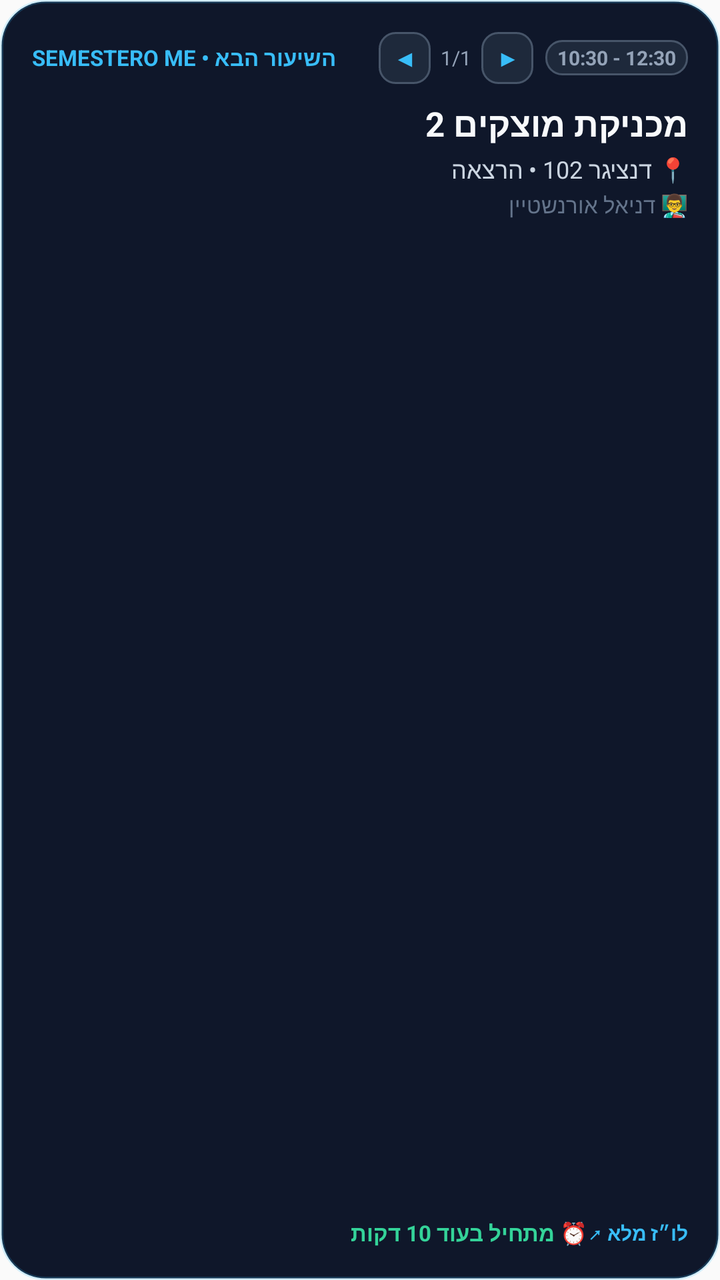
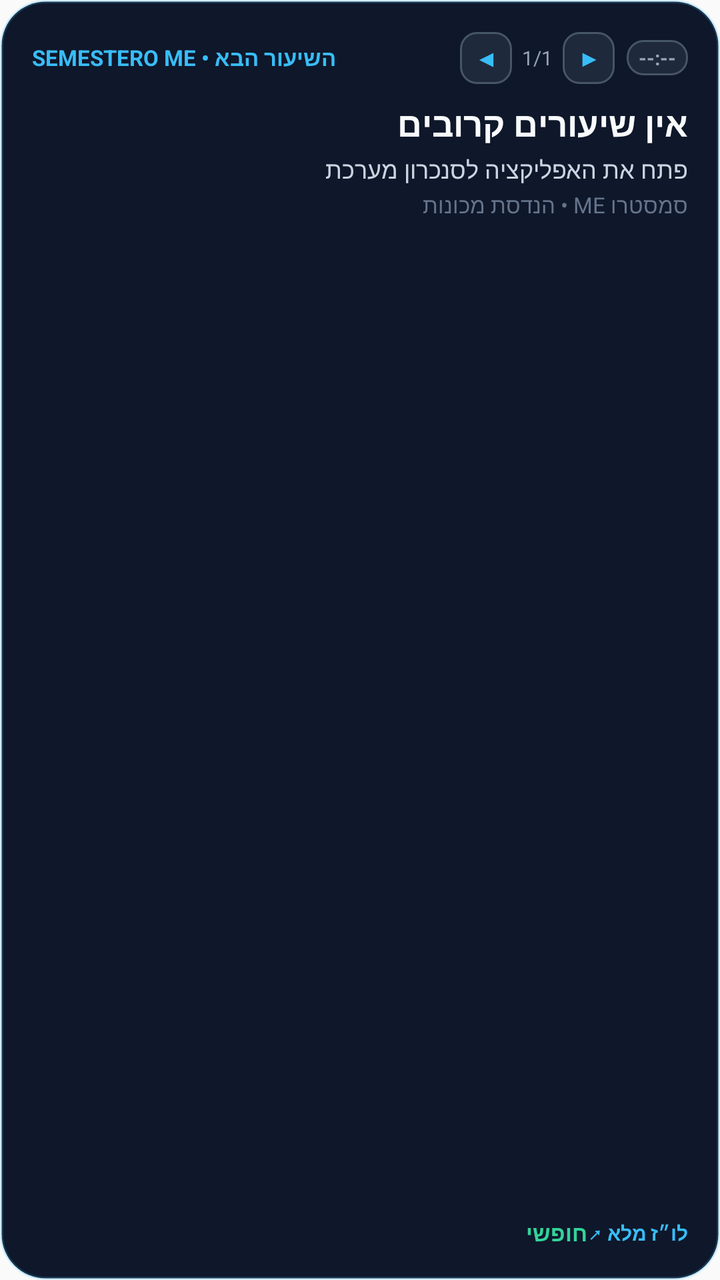

An Android layout rendered at two revisions. The XML below is the earlier revision; the diff shows what the commit changed to produce the second picture.
<!-- AndroidManifest.xml: application theme AppTheme -->
<!-- res/layout/widget_next_class.xml -->
<?xml version="1.0" encoding="utf-8"?>
<LinearLayout xmlns:android="http://schemas.android.com/apk/res/android"
    android:id="@+id/widget_root"
    android:layout_width="match_parent"
    android:layout_height="match_parent"
    android:background="@drawable/widget_card_bg"
    android:orientation="vertical"
    android:padding="16dp">

    
    <LinearLayout
        android:layout_width="match_parent"
        android:layout_height="wrap_content"
        android:orientation="horizontal"
        android:gravity="center_vertical">

        <TextView
            android:id="@+id/widget_app_tag"
            android:layout_width="0dp"
            android:layout_height="wrap_content"
            android:layout_weight="1"
            android:text="SEMESTERO ME • השיעור הבא"
            android:textColor="#38bdf8"
            android:textSize="11sp"
            android:textStyle="bold" />

        
        <LinearLayout
            android:layout_width="wrap_content"
            android:layout_height="wrap_content"
            android:orientation="horizontal"
            android:gravity="center_vertical">

            <TextView
                android:id="@+id/btn_prev_class"
                android:layout_width="26dp"
                android:layout_height="26dp"
                android:background="@drawable/widget_badge_bg"
                android:gravity="center"
                android:text="◀"
                android:textColor="#38bdf8"
                android:textSize="11sp"
                android:textStyle="bold" />

            <TextView
                android:id="@+id/widget_class_page"
                android:layout_width="wrap_content"
                android:layout_height="wrap_content"
                android:layout_marginLeft="5dp"
                android:layout_marginRight="5dp"
                android:text="1/1"
                android:textColor="#94a3b8"
                android:textSize="10sp" />

            <TextView
                android:id="@+id/btn_next_class"
                android:layout_width="26dp"
                android:layout_height="26dp"
                android:background="@drawable/widget_badge_bg"
                android:gravity="center"
                android:text="▶"
                android:textColor="#38bdf8"
                android:textSize="11sp"
                android:textStyle="bold" />

            <TextView
                android:id="@+id/widget_time_badge"
                android:layout_width="wrap_content"
                android:layout_height="wrap_content"
                android:layout_marginLeft="6dp"
                android:background="@drawable/widget_badge_bg"
                android:paddingLeft="6dp"
                android:paddingRight="6dp"
                android:paddingTop="2dp"
                android:paddingBottom="2dp"
                android:text="10:30 - 12:30"
                android:textColor="#94a3b8"
                android:textSize="10sp"
                android:textStyle="bold" />
        </LinearLayout>
    </LinearLayout>

    
    <TextView
        android:id="@+id/widget_course_title"
        android:layout_width="match_parent"
        android:layout_height="wrap_content"
        android:layout_marginTop="8dp"
        android:text="מכניקת מוצקים 2"
        android:textColor="#f8fafc"
        android:textSize="17sp"
        android:textStyle="bold"
        android:maxLines="2"
        android:ellipsize="end" />

    
    <TextView
        android:id="@+id/widget_class_details"
        android:layout_width="match_parent"
        android:layout_height="wrap_content"
        android:layout_marginTop="3dp"
        android:text="📍 דנציגר 102 • הרצאה"
        android:textColor="#cbd5e1"
        android:textSize="12sp"
        android:maxLines="1"
        android:ellipsize="end" />

    
    <TextView
        android:id="@+id/widget_class_lecturer"
        android:layout_width="match_parent"
        android:layout_height="wrap_content"
        android:layout_marginTop="2dp"
        android:text="👨‍🏫 דניאל אורנשטיין"
        android:textColor="#64748b"
        android:textSize="11sp"
        android:maxLines="1"
        android:ellipsize="end" />

    
    <FrameLayout
        android:layout_width="match_parent"
        android:layout_height="0dp"
        android:layout_weight="1" />

    
    <LinearLayout
        android:layout_width="match_parent"
        android:layout_height="wrap_content"
        android:gravity="center_vertical"
        android:orientation="horizontal">

        <TextView
            android:id="@+id/widget_status_text"
            android:layout_width="0dp"
            android:layout_height="wrap_content"
            android:layout_weight="1"
            android:text="⏰ מתחיל בעוד 10 דקות"
            android:textColor="#34d399"
            android:textSize="11sp"
            android:textStyle="bold" />

        <TextView
            android:id="@+id/widget_action_hint"
            android:layout_width="wrap_content"
            android:layout_height="wrap_content"
            android:text="לו״ז מלא ↗"
            android:textColor="#38bdf8"
            android:textSize="10sp"
            android:textStyle="bold" />
    </LinearLayout>
</LinearLayout>
<!-- resources referenced by this layout -->
<resources>
  <!-- drawable widget_badge_bg (drawable) -->
  <?xml version="1.0" encoding="utf-8"?>
  <shape xmlns:android="http://schemas.android.com/apk/res/android"
      android:shape="rectangle">
      <solid android:color="#1e293b" />
      <corners android:radius="8dp" />
      <stroke
          android:width="1dp"
          android:color="#475569" />
  </shape>
  <!-- drawable widget_card_bg (drawable) -->
  <?xml version="1.0" encoding="utf-8"?>
  <shape xmlns:android="http://schemas.android.com/apk/res/android"
      android:shape="rectangle">
      <solid android:color="#0f172a" />
      <corners android:radius="22dp" />
      <stroke
          android:width="1.5dp"
          android:color="#3338bdf8" />
  </shape>
  <style name="AppTheme" parent="Theme.AppCompat.Light.DarkActionBar">
          
          <item name="colorPrimary">@color/colorPrimary</item>
          <item name="colorPrimaryDark">@color/colorPrimaryDark</item>
          <item name="colorAccent">@color/colorAccent</item>
      </style>
</resources>

<!-- the commit's change to res/layout/widget_next_class.xml (unified diff, before → after) -->
@@ -73,7 +73,7 @@
                 android:paddingRight="6dp"
                 android:paddingTop="2dp"
                 android:paddingBottom="2dp"
-                android:text="10:30 - 12:30"
+                android:text="--:--"
                 android:textColor="#94a3b8"
                 android:textSize="10sp"
                 android:textStyle="bold" />
@@ -86,7 +86,7 @@
         android:layout_width="match_parent"
         android:layout_height="wrap_content"
         android:layout_marginTop="8dp"
-        android:text="מכניקת מוצקים 2"
+        android:text="אין שיעורים קרובים"
         android:textColor="#f8fafc"
         android:textSize="17sp"
         android:textStyle="bold"
@@ -99,7 +99,7 @@
         android:layout_width="match_parent"
         android:layout_height="wrap_content"
         android:layout_marginTop="3dp"
-        android:text="📍 דנציגר 102 • הרצאה"
+        android:text="פתח את האפליקציה לסנכרון מערכת"
         android:textColor="#cbd5e1"
         android:textSize="12sp"
         android:maxLines="1"
@@ -111,7 +111,7 @@
         android:layout_width="match_parent"
         android:layout_height="wrap_content"
         android:layout_marginTop="2dp"
-        android:text="👨‍🏫 דניאל אורנשטיין"
+        android:text="סמסטרו ME • הנדסת מכונות"
         android:textColor="#64748b"
         android:textSize="11sp"
         android:maxLines="1"
@@ -135,7 +135,7 @@
             android:layout_width="0dp"
             android:layout_height="wrap_content"
             android:layout_weight="1"
-            android:text="⏰ מתחיל בעוד 10 דקות"
+            android:text="חופשי"
             android:textColor="#34d399"
             android:textSize="11sp"
             android:textStyle="bold" />
